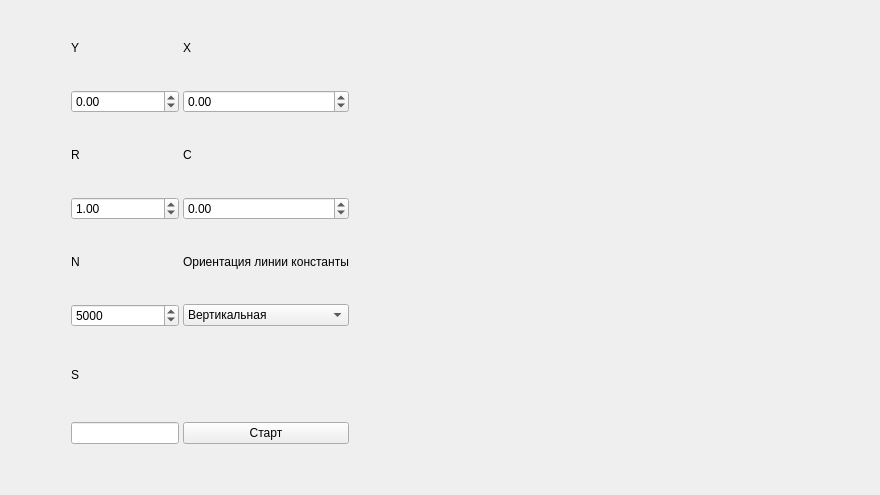
Before: the Qt Designer form ui/mainwindow.ui in kPod42/vpso, drawn with Qt 5.
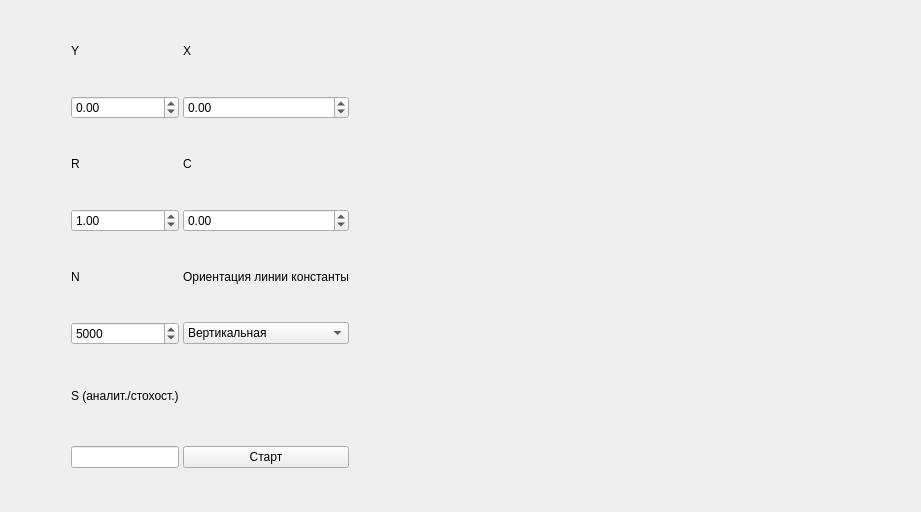
After: the same form once the commit is applied. Icons and pictures are not drawn. Custom widgets are drawn as their Qt base class.

Diff of the .ui file:
```diff
--- a/ui/mainwindow.ui
+++ b/ui/mainwindow.ui
@@ -6,8 +6,8 @@
    <rect>
     <x>0</x>
     <y>0</y>
-    <width>880</width>
-    <height>495</height>
+    <width>921</width>
+    <height>512</height>
    </rect>
   </property>
   <property name="minimumSize">
@@ -28,8 +28,8 @@
      <rect>
       <x>31</x>
       <y>12</y>
-      <width>841</width>
-      <height>461</height>
+      <width>881</width>
+      <height>491</height>
      </rect>
     </property>
     <layout class="QHBoxLayout" name="horizontalLayout" stretch="0,1">
@@ -84,7 +84,7 @@
           </size>
          </property>
          <property name="text">
-          <string>S</string>
+          <string>S (аналит./стохост.)</string>
          </property>
         </widget>
        </item>
```
